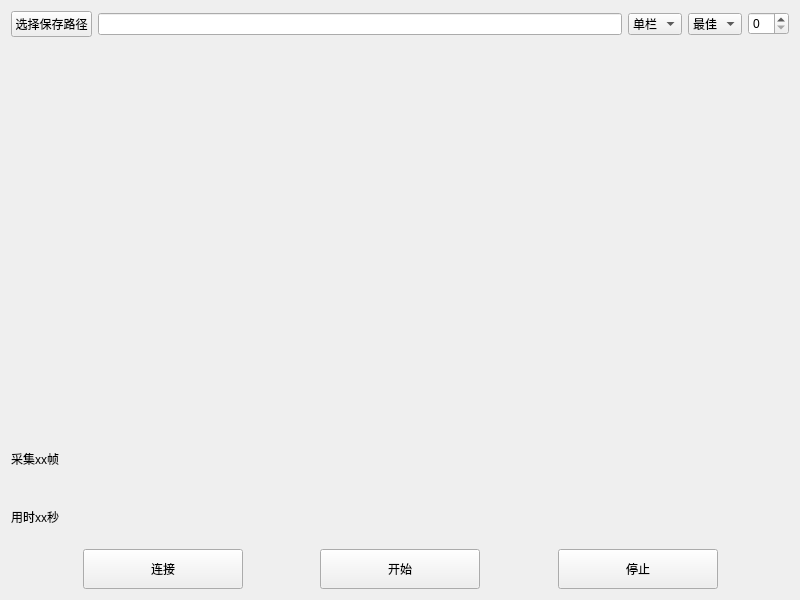
Above: src/Qt_Interface/src/mainwindow.ui from Xt-creat/OpticalMagneticNavigation before the change. Below: the same form after it.
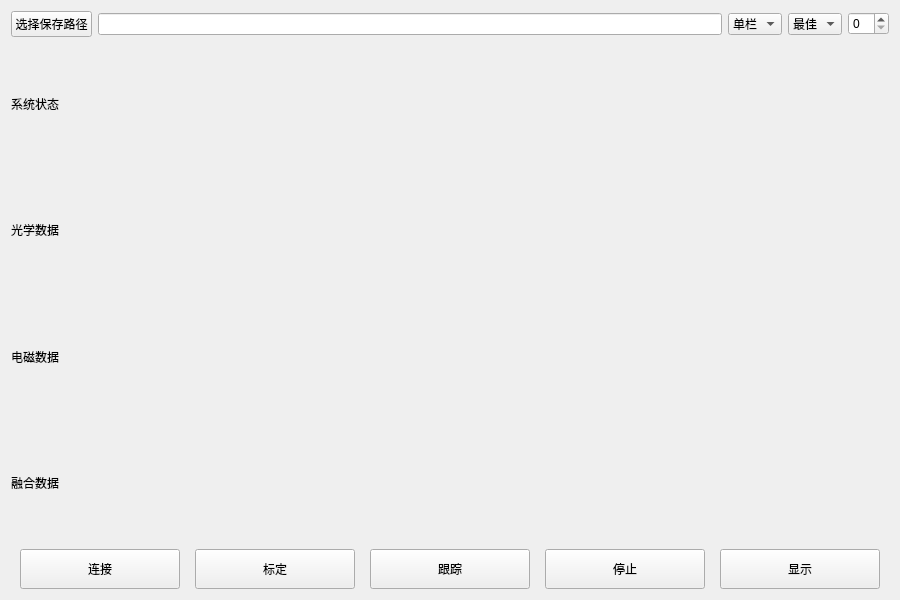
That is the form after the change.

Commit message: VTK跟踪可视化效果，标定流程优化

```diff
--- a/src/Qt_Interface/src/mainwindow.ui
+++ b/src/Qt_Interface/src/mainwindow.ui
@@ -6,7 +6,7 @@
    <rect>
     <x>0</x>
     <y>0</y>
-    <width>800</width>
+    <width>900</width>
     <height>600</height>
    </rect>
   </property>
@@ -22,17 +22,11 @@
     <height>600</height>
    </size>
   </property>
-  <property name="maximumSize">
-   <size>
-    <width>800</width>
-    <height>600</height>
-   </size>
-  </property>
   <property name="windowTitle">
    <string>MainWindow</string>
   </property>
   <widget class="QWidget" name="centralWidget">
-   <layout class="QVBoxLayout" name="verticalLayout" stretch="0,7,2,1">
+   <layout class="QVBoxLayout" name="verticalLayout" stretch="0,2,0">
     <item>
      <layout class="QHBoxLayout" name="horizontalLayout_3">
       <item>
@@ -78,29 +72,49 @@
       </item>
      </layout>
     </item>
-    <item>
-     <widget class="QLabel" name="m_DisplayCaptureLabel">
-      <property name="text">
-       <string/>
-      </property>
-      <property name="scaledContents">
-       <bool>true</bool>
-      </property>
-     </widget>
-    </item>
     <item>
      <layout class="QVBoxLayout" name="verticalLayout_2">
       <item>
-       <widget class="QLabel" name="m_DisplayCaptureFramesLabel">
+       <layout class="QVBoxLayout" name="verticalLayout_3">
+        <item>
+         <widget class="QLabel" name="m_systemstatus">
+          <property name="minimumSize">
+           <size>
+            <width>0</width>
+            <height>0</height>
+           </size>
+          </property>
+          <property name="text">
+           <string>系统状态</string>
+          </property>
+         </widget>
+        </item>
+       </layout>
+      </item>
+      <item>
+       <widget class="QLabel" name="m_OdataLabel">
         <property name="text">
-         <string>采集xx帧</string>
+         <string>光学数据</string>
         </property>
        </widget>
       </item>
       <item>
        <widget class="QLabel" name="m_DisplayCaptureTimeLabel">
         <property name="text">
-         <string>用时xx秒</string>
+         <string>电磁数据</string>
+        </property>
+       </widget>
+      </item>
+      <item>
+       <widget class="QLabel" name="m_FusionLabel">
+        <property name="maximumSize">
+         <size>
+          <width>16777215</width>
+          <height>16777215</height>
+         </size>
+        </property>
+        <property name="text">
+         <string>融合数据</string>
         </property>
        </widget>
       </item>
@@ -186,7 +200,7 @@
          </size>
         </property>
         <property name="text">
-         <string>开始</string>
+         <string>标定</string>
         </property>
         <property name="shortcut">
          <string>Return</string>
@@ -194,7 +208,7 @@
        </widget>
       </item>
       <item>
-       <spacer name="horizontalSpacer_3">
+       <spacer name="horizontalSpacer_6">
         <property name="orientation">
          <enum>Qt::Horizontal</enum>
         </property>
@@ -207,7 +221,7 @@
        </spacer>
       </item>
       <item>
-       <widget class="QPushButton" name="m_StopBtn">
+       <widget class="QPushButton" name="m_TrackingBtn">
         <property name="sizePolicy">
          <sizepolicy hsizetype="Fixed" vsizetype="Fixed">
           <horstretch>0</horstretch>
@@ -227,7 +241,7 @@
          </size>
         </property>
         <property name="text">
-         <string>停止</string>
+         <string>跟踪</string>
         </property>
         <property name="shortcut">
          <string>Space</string>
@@ -247,6 +261,70 @@
         </property>
        </spacer>
       </item>
+      <item>
+       <widget class="QPushButton" name="m_StopBtn">
+        <property name="enabled">
+         <bool>true</bool>
+        </property>
+        <property name="minimumSize">
+         <size>
+          <width>160</width>
+          <height>40</height>
+         </size>
+        </property>
+        <property name="maximumSize">
+         <size>
+          <width>160</width>
+          <height>40</height>
+         </size>
+        </property>
+        <property name="text">
+         <string>停止</string>
+        </property>
+       </widget>
+      </item>
+      <item>
+       <spacer name="horizontalSpacer_5">
+        <property name="orientation">
+         <enum>Qt::Horizontal</enum>
+        </property>
+        <property name="sizeHint" stdset="0">
+         <size>
+          <width>40</width>
+          <height>20</height>
+         </size>
+        </property>
+       </spacer>
+      </item>
+      <item>
+       <widget class="QPushButton" name="m_DisplayBtn">
+        <property name="enabled">
+         <bool>true</bool>
+        </property>
+        <property name="minimumSize">
+         <size>
+          <width>160</width>
+          <height>40</height>
+         </size>
+        </property>
+        <property name="text">
+         <string>显示</string>
+        </property>
+       </widget>
+      </item>
+      <item>
+       <spacer name="horizontalSpacer_3">
+        <property name="orientation">
+         <enum>Qt::Horizontal</enum>
+        </property>
+        <property name="sizeHint" stdset="0">
+         <size>
+          <width>40</width>
+          <height>20</height>
+         </size>
+        </property>
+       </spacer>
+      </item>
      </layout>
     </item>
    </layout>
```
Left out of the diff: 4 changed lines with no effect on the pictures. The commit also changes 35 other files.
